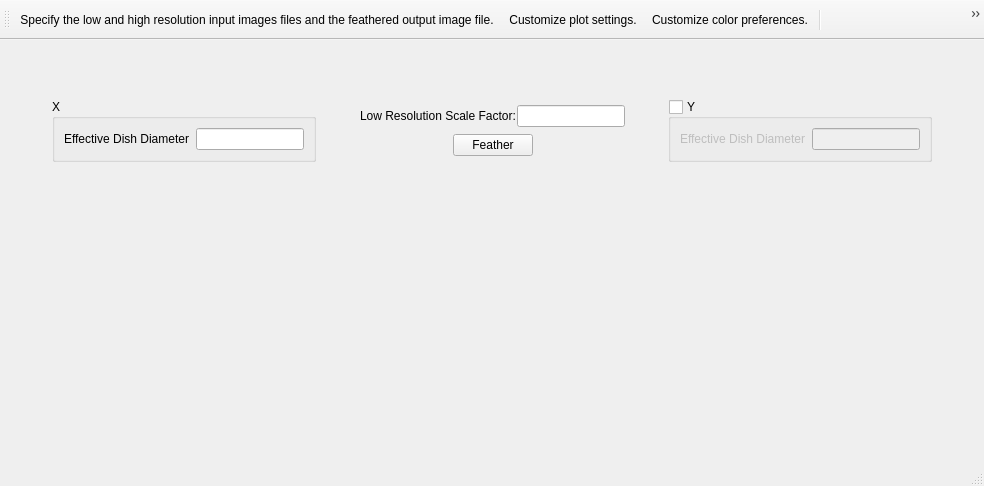
First picture: the form in code/guitools/Feather/FeatherMain.ui, repository radio-astro/casa, before the edit.
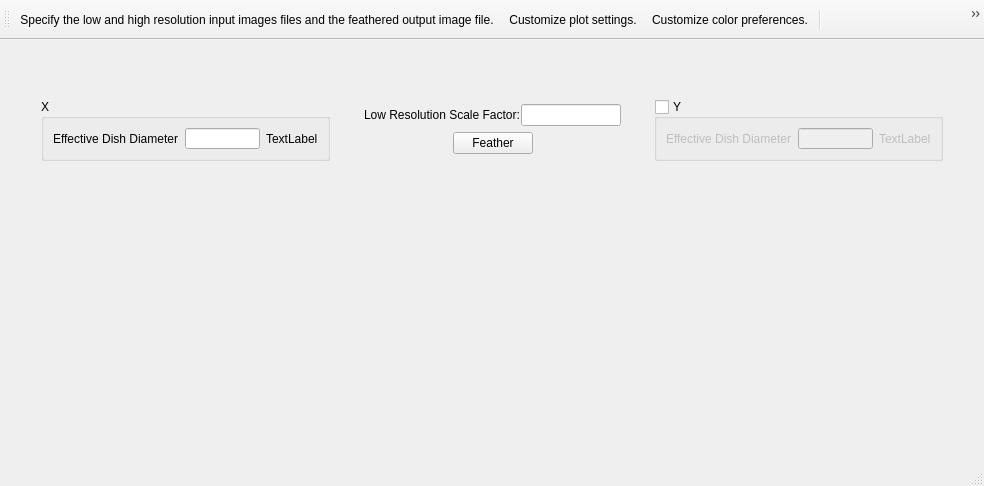
Second picture: the form after the edit. Icons and pictures are not drawn.

Commit message: New Development: No             JIRA Issue: No         Ready for Test: Yes      Interface Changes: No What Interface Changed: Please list interface changes          Test Programs: List test programs   Put in Release Notes: No              Module(s): Module Names change impacts.            Description: Feather GUI interface:  Dish diameter limits should be displayed when available.

Patch:
```diff
--- a/code/guitools/Feather/FeatherMain.ui
+++ b/code/guitools/Feather/FeatherMain.ui
@@ -181,11 +181,24 @@
          </item>
          <item>
           <widget class="QLineEdit" name="dishDiameterXLineEdit">
+           <property name="maximumSize">
+            <size>
+             <width>75</width>
+             <height>21</height>
+            </size>
+           </property>
            <property name="toolTip">
             <string>A low resolution dish diameter in the horizontal direction.  This field can be left blank and a default will be used.</string>
            </property>
           </widget>
          </item>
+         <item>
+          <widget class="QLabel" name="dishDiameterXLimitLabel">
+           <property name="text">
+            <string>TextLabel</string>
+           </property>
+          </widget>
+         </item>
         </layout>
        </widget>
       </item>
@@ -218,6 +231,12 @@
           </item>
           <item>
            <widget class="QLineEdit" name="singleDishFactorLineEdit">
+            <property name="maximumSize">
+             <size>
+              <width>100</width>
+              <height>16777215</height>
+             </size>
+            </property>
             <property name="toolTip">
              <string>The low resolution scale factor.  If this field is left blank, 1 will be used.</string>
             </property>
@@ -304,11 +323,24 @@
          </item>
          <item>
           <widget class="QLineEdit" name="dishDiameterYLineEdit">
+           <property name="maximumSize">
+            <size>
+             <width>75</width>
+             <height>21</height>
+            </size>
+           </property>
            <property name="toolTip">
             <string>A low resolution dish diameter in the vertical direction.  This field can be left blank and a default will be used.</string>
            </property>
           </widget>
          </item>
+         <item>
+          <widget class="QLabel" name="dishDiameterYLimitLabel">
+           <property name="text">
+            <string>TextLabel</string>
+           </property>
+          </widget>
+         </item>
         </layout>
        </widget>
       </item>
```
The commit also changes 2 other files.
